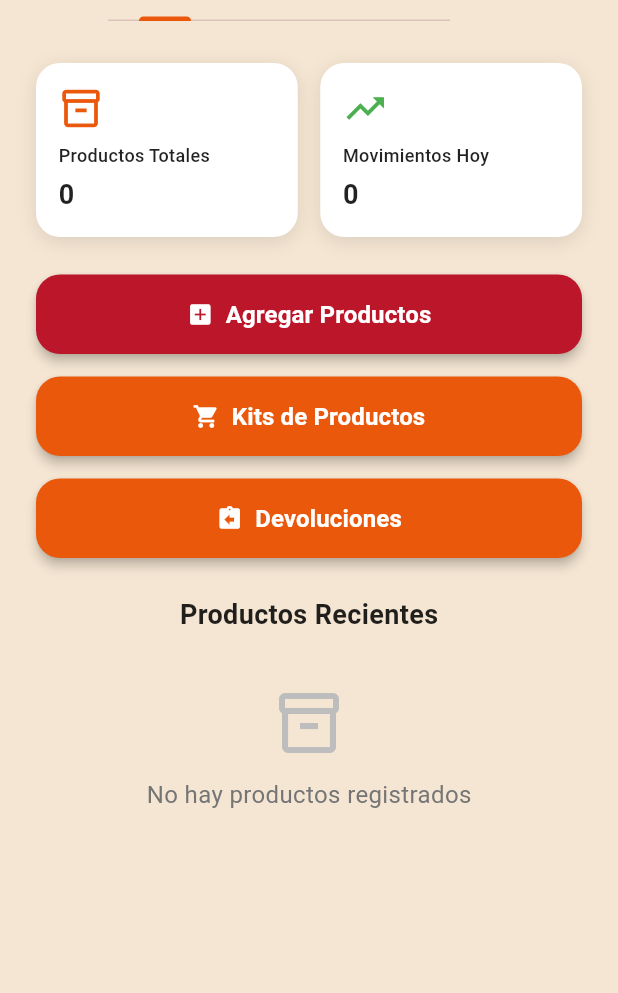
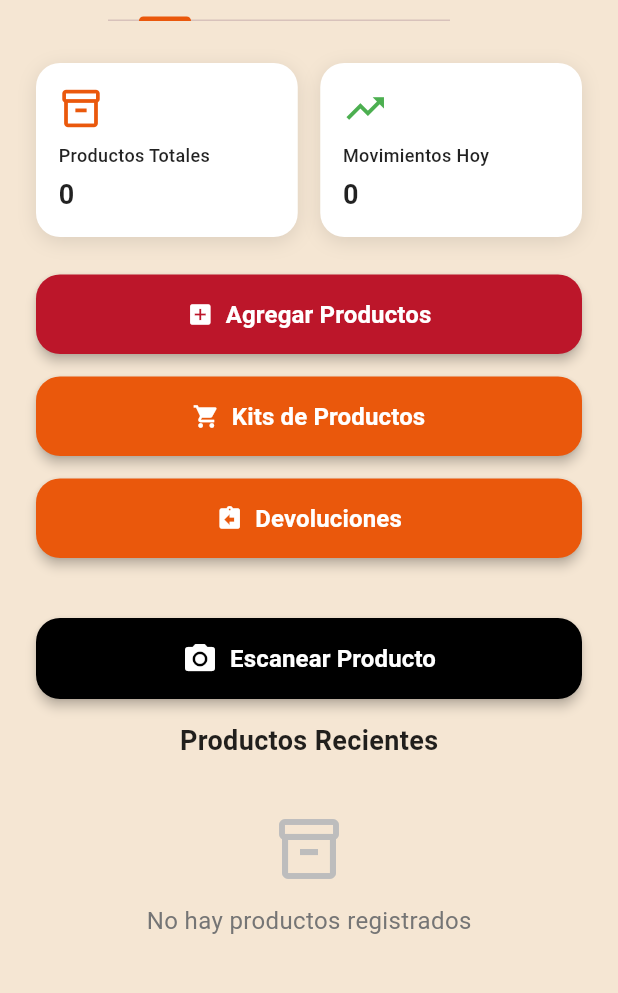
Before and after one commit to upc-pre-202520-1ACC0238-12612-Stoq/stoq-flutter, a Flutter app: the DashboardTabsScreen screen opened directly with empty values, on a phone screen of 412 x 824 dp, the part 57-1050 px from its top. Run offline on Flutter 3.47's test engine with Material 3 defaults, Android fonts, the phone set to English and light mode, and no system bars; our stand-ins replace google_maps_flutter, shared_preferences; missing offline and left inert: google_mlkit_image_labeling; accounts and stored records are empty; network calls fail.

Commit message:
Pantalla plan d

```diff
--- a/lib/features/dashboard/screens/dashboard_tabs_screen.dart
+++ b/lib/features/dashboard/screens/dashboard_tabs_screen.dart
@@ -16,6 +16,7 @@ import '../../combos/screens/combos_screen.dart';
 import '../services/dashboard_service.dart';
 import '../models/product.dart';
 import '../../historial/screens/historial_screen.dart';
+import '../../dashboard/screens/scan_product_screen.dart';
 
 class DashboardTabsScreen extends StatefulWidget {
   final LoginResponse user;
@@ -317,6 +318,42 @@ class _DashboardTabsScreenState extends State<DashboardTabsScreen>
             onPressed: () => _showComingSoon('Devoluciones'),
           ),
           const SizedBox(height: 25),
+
+          const SizedBox(height: 15),
+
+        // BOTÓN: Escanear Producto
+          SizedBox(
+            width: double.infinity,
+            child: ElevatedButton.icon(
+              onPressed: () {
+                Navigator.push(
+                  context,
+                  MaterialPageRoute(
+                    builder: (context) => ScanProductScreen(),
+                  ),
+                );
+              },
+              style: ElevatedButton.styleFrom(
+                backgroundColor: AppColors.black,
+                padding: const EdgeInsets.symmetric(vertical: 15),
+                shape: RoundedRectangleBorder(
+                  borderRadius: BorderRadius.circular(AppSizes.radiusLarge),
+                ),
+                elevation: 3,
+              ),
+              icon: const Icon(Icons.camera_alt, color: AppColors.textLight, size: 24),
+              label: const Text(
+                'Escanear Producto',
+                style: TextStyle(
+                  color: AppColors.textLight,
+                  fontSize: 16,
+                  fontWeight: FontWeight.bold,
+                ),
+              ),
+            ),
+          ),
+
+          const SizedBox(height: 15),
 
           // Lista de productos recientes
           const Text(
```
Also changed, not shown: lib/features/dashboard/screens/scan_product_screen.dart (+24 -13 lines).
